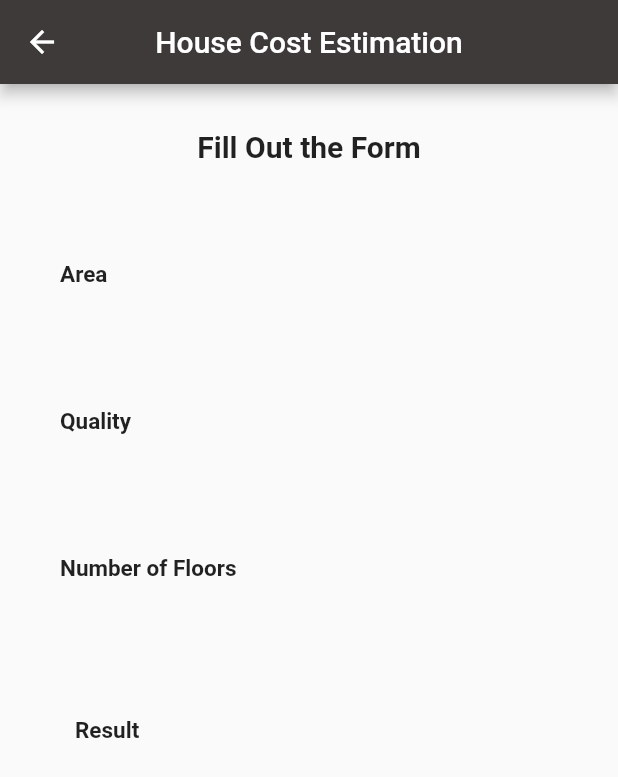
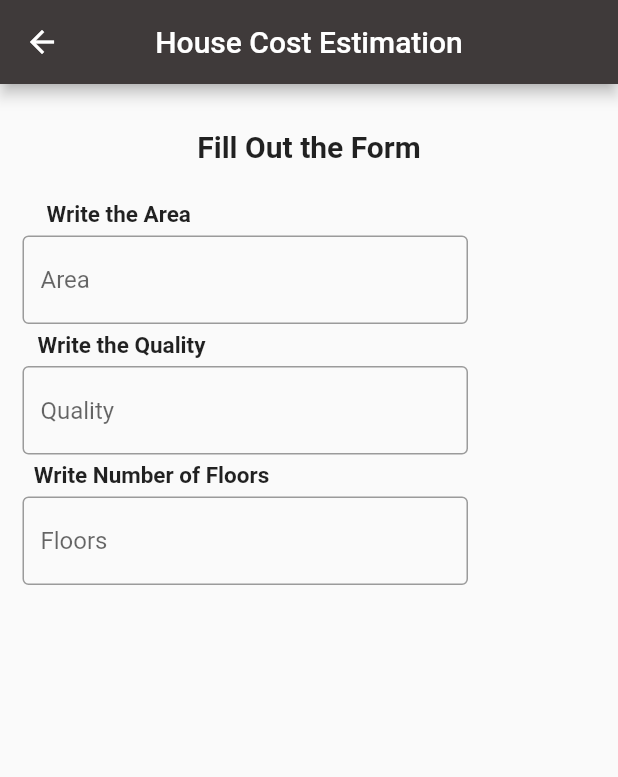
Before and after one commit to Nina2498/Engineering_Consultancy, a Flutter app: the HouseDetails screen opened directly, on a phone screen of 412 x 824 dp. Shown: the top 777 px of the screen. Run offline on Flutter 3.47's test engine with Material 2 defaults, Android fonts, the phone set to English and light mode, and no system bars; our stand-ins replace cloud_firestore, firebase_auth, firebase_core; accounts and stored records are empty.

Commit message:
get inputs

```diff
--- a/lib/src/app.dart
+++ b/lib/src/app.dart
@@ -1,6 +1,6 @@
 import 'package:flutter/material.dart';
 import 'package:personal_project/src/screens/Login_screen.dart';
-import 'package:personal_project/src/screens/crudoperation.dart';
+
 
 class app extends StatelessWidget {
   const app({Key? key}) : super(key: key);
--- a/lib/src/screens/House_Details.dart
+++ b/lib/src/screens/House_Details.dart
@@ -2,13 +2,27 @@ import 'package:flutter/material.dart';
 
 class HouseDetails extends StatefulWidget {
   HouseDetails({Key? key}) : super(key: key);
+  //  int? Area;
+  //  int? Quality;
+  //  int? NumberOfFloors;
+  //  int? result;
+
+
+
 
   @override
   State<HouseDetails> createState() => _HouseDetailsState();
 }
 
 class _HouseDetailsState extends State<HouseDetails> {
+
+  final TextEditingController _areaController = TextEditingController();
+  final TextEditingController _qualityController = TextEditingController();
+  final TextEditingController _numberoffloController = TextEditingController();
+
+
   @override
+
   Widget build(BuildContext context) {
     return Scaffold(
       appBar: AppBar(
@@ -17,10 +31,11 @@ class _HouseDetailsState extends State<HouseDetails> {
         centerTitle: true,
         ),
         body: Column(
-          //mainAxisAlignment: MainAxisAlignment.center,
+
           crossAxisAlignment: CrossAxisAlignment.center,
           children: [
             Container(
+              //the form
               margin: EdgeInsets.all(20),
               padding: EdgeInsets.fromLTRB(100, 10, 100, 5),
               child: Text("Fill Out the Form",
@@ -30,61 +45,76 @@ class _HouseDetailsState extends State<HouseDetails> {
               ),
               ),
             ),
-            Row(
-              children: [
+            // Area
                 Container(
-                  margin: EdgeInsets.all(40),
-                  child: Text("Area",
-                  style: TextStyle(
-                    fontSize: 15,
-                    fontWeight: FontWeight.bold,
-
-                  ),),
-
-                )
-              ],
-            ),
-             Row(
-              children: [
-                Container(
-                   margin: EdgeInsets.all(40),
-                  child: Text("Quality",
+                  margin: EdgeInsets.fromLTRB(0, 0, 250, 0),
+                  child: Text("Write the Area ",
                    style: TextStyle(
                    fontSize: 15,
                     fontWeight: FontWeight.bold),
                     ),
+                  ),
+                Container(
+                  padding: EdgeInsets.fromLTRB(15,5,100,5),
+                  child: TextField(
+                    controller: _areaController,
+                    decoration: InputDecoration(
+                      hintText: "Area",
+                      border: OutlineInputBorder(),
 
                     ),
-              ],
+
                   ),
-            Row(
-              children: [
+                ),
+                //Quality
                 Container(
-                   margin: EdgeInsets.all(40),
-                  child: Text("Number of Floors",
+                  margin: EdgeInsets.fromLTRB(0, 0, 250, 0),
+                  child: Text("Write the Quality",
                    style: TextStyle(
                    fontSize: 15,
                     fontWeight: FontWeight.bold),
                     ),
+                  ),
+                Container(
+                  padding: EdgeInsets.fromLTRB(15,5,100,5),
+                  child: TextField(
+                  controller: _qualityController,
 
-                )
-              ],
+                    decoration: InputDecoration(
+                      hintText: "Quality",
+                      border: OutlineInputBorder(),
+
                     ),
-             Row(
-              children: [
+
+                  ),
+                ),
+
+                //Number of Floors
                 Container(
-                   margin: EdgeInsets.all(50),
-                  child: Text("Result",
+                  margin: EdgeInsets.fromLTRB(0, 0, 210, 0),
+                  child: Text("Write Number of Floors",
                    style: TextStyle(
                    fontSize: 15,
                     fontWeight: FontWeight.bold),
                     ),
+                  ),
+                Container(
+                  padding: EdgeInsets.fromLTRB(15,5,100,5),
+                  child: TextField(
+                    controller: _numberoffloController,
+                    decoration: InputDecoration(
+                      hintText: "Floors",
+                      border: OutlineInputBorder(),
 
-                )
-              ],
                     ),
 
+                  ),
+                ),
+
+
+
               ],
+
             ),
 
 
--- a/lib/src/screens/dashboard_screen.dart
+++ b/lib/src/screens/dashboard_screen.dart
@@ -1,5 +1,3 @@
-import 'package:flutter/material.dart';
-
 import 'package:flutter/material.dart';
 import 'package:personal_project/src/screens/House_Details.dart';
 class HomeScreen extends StatefulWidget {
```
Lines whose indentation alone changed are shown as unchanged.
